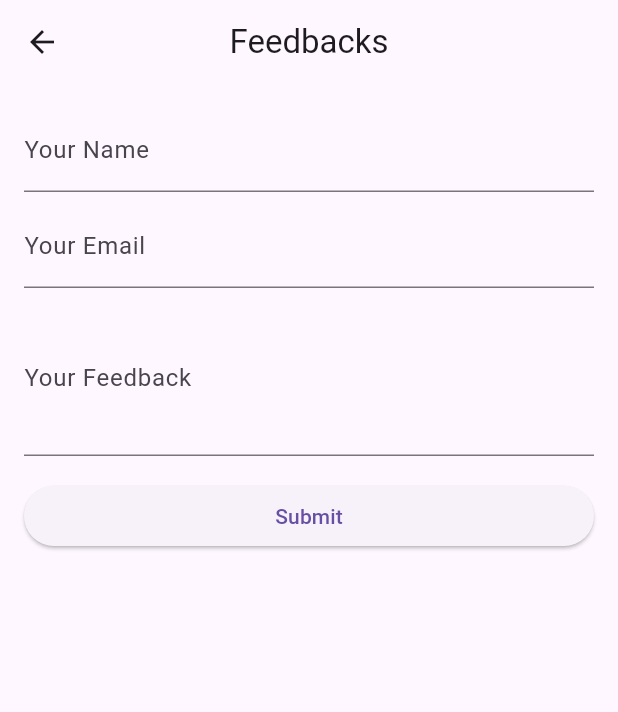
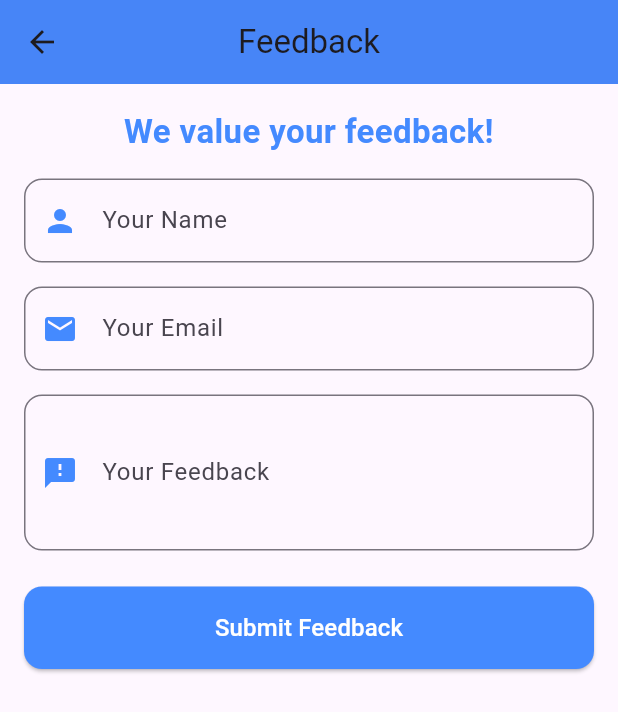
Before and after one commit to Abhishek2003sv/final, a Flutter app: the FeedbackPage screen opened directly, on a phone screen of 412 x 824 dp. Shown: the top 712 px of the screen. Run offline on Flutter 3.47's test engine with Material 3 defaults, Android fonts, the phone set to English and light mode, and no system bars; our stand-ins replace cloud_firestore, firebase_core, firebase_database, geolocator, video_player; accounts and stored records are empty.

Commit message:
animated feedback

```diff
--- a/analysis_options.yaml
+++ b/analysis_options.yaml
@@ -3,6 +3,7 @@ analyzer:
     unused_local_variable: ignore
     unused_element: ignore
     depend_on_referenced_packages: ignore
+    empty_statements: ignore
 include: package:flutter_lints/flutter.yaml
 
 linter:
--- a/lib/main.dart
+++ b/lib/main.dart
@@ -243,47 +243,77 @@ class GuidancePage extends StatelessWidget {
   Widget build(BuildContext context) {
     return Scaffold(
       appBar: AppBar(
-        title: Text('Guidance'),
+        title: Text(
+          'Guidance',
+          style: TextStyle(fontSize: 22, fontWeight: FontWeight.bold),
+        ),
+        backgroundColor: const Color.fromARGB(255, 99, 206, 248),
+        elevation: 4,
       ),
       body: Padding(
         padding: const EdgeInsets.all(16.0),
         child: ListView(
+          physics: BouncingScrollPhysics(),
           children: [
-            ExpansionTile(
-              title: Text('Step 1: Stay Informed'),
+            AnimatedTile(
+              title: 'Step 1: Stay Informed',
+              description: 'Landslides often occur due to heavy rainfall, earthquakes, or human activities. Staying informed can help you anticipate risks.\n\nHow?\n- Monitor weather reports and warnings from government agencies.\n- Follow local disaster management authorities and news updates.\n- Use mobile alerts or apps that provide real-time weather and landslide risk notifications.',
+            ),
+            AnimatedTile(
+              title: 'Step 2: Prepare an Emergency Kit',
+              description: 'In case of a landslide, roads may be blocked, power may be cut off, and essential services may be delayed.\n\nWhat to Include?\n- Water: At least three days’ supply for each person.\n- Food: Non-perishable items like canned food, energy bars, and dry fruits.\n- Flashlight & Batteries: For visibility in case of power outages.\n- First Aid Kit: Bandages, antiseptics, necessary medications.\n- Important Documents: IDs, insurance papers, emergency contacts, and maps.\n- Clothing & Blanket: To stay warm and dry.',
+            ),
+            AnimatedTile(
+              title: 'Step 3: Plan Evacuation',
+              description: 'Knowing escape routes and safe zones can save lives during an emergency.\n\nHow?\n- Identify and mark safe areas (higher ground away from slopes).\n- Plan multiple escape routes in case roads are blocked.\n- Discuss the evacuation plan with family or community members.\n- Keep emergency contacts ready and inform loved ones about your plans.',
+            ),
+          ],
+        ),
+      ),
+    );
+  }
+}
+
+class AnimatedTile extends StatelessWidget {
+  final String title;
+  final String description;
+
+  const AnimatedTile({
+    required this.title,
+    required this.description,
+  });
+
+  @override
+  Widget build(BuildContext context) {
+    return Card(
+      shape: RoundedRectangleBorder(
+        borderRadius: BorderRadius.circular(12),
+      ),
+      elevation: 4,
+      child: ExpansionTile(
+        tilePadding: EdgeInsets.symmetric(horizontal: 16, vertical: 8),
+        backgroundColor: Colors.teal.shade50,
+        collapsedBackgroundColor: Colors.white,
+        title: Text(
+          title,
+          style: TextStyle(
+            fontSize: 18,
+            fontWeight: FontWeight.bold,
+            color: const Color.fromARGB(255, 134, 202, 241),
+          ),
+        ),
         children: [
           Padding(
-                  padding: const EdgeInsets.all(8.0),
+            padding: const EdgeInsets.all(12.0),
             child: Text(
-                    'Monitor weather reports and warnings from authorities.',
+              description,
+              style: TextStyle(
+                fontSize: 16,
+                color: const Color.fromARGB(255, 89, 191, 250),
+              ),
             ),
           ),
         ],
-            ),
-            ExpansionTile(
-              title: Text('Step 2: Prepare Emergency Kit'),
-              children: [
-                Padding(
-                  padding: const EdgeInsets.all(8.0),
-                  child: Text(
-                    'Include essentials such as water, food, flashlight, and medicines.',
-                  ),
-                ),
-              ],
-            ),
-            ExpansionTile(
-              title: Text('Step 3: Plan Evacuation'),
-              children: [
-                Padding(
-                  padding: const EdgeInsets.all(8.0),
-                  child: Text(
-                    'Identify safe areas and routes in advance.',
-                  ),
-                ),
-              ],
-            ),
-          ],
-        ),
       ),
     );
   }
@@ -499,33 +529,108 @@ class ResourceRequestsPage extends StatelessWidget {
 // FeedbackPage class (Move it outside of HomePage)
 }
 
-
-
 class FeedbackPage extends StatefulWidget {
   @override
   _FeedbackPageState createState() => _FeedbackPageState();
 }
-class _FeedbackPageState extends State<FeedbackPage> {
+
+class _FeedbackPageState extends State<FeedbackPage> with SingleTickerProviderStateMixin {
   final FirebaseServices firebaseServices = FirebaseServices();
   final TextEditingController nameController = TextEditingController();
   final TextEditingController emailController = TextEditingController();
   final TextEditingController feedbackController = TextEditingController();
 
+  late AnimationController _animationController;
+  late Animation<double> _fadeAnimation;
+
+  @override
+  void initState() {
+    super.initState();
+    _animationController = AnimationController(
+      vsync: this,
+      duration: Duration(milliseconds: 800),
+    );
+    _fadeAnimation = CurvedAnimation(
+      parent: _animationController,
+      curve: Curves.easeIn,
+    );
+    _animationController.forward();
+  }
+
+  @override
+  void dispose() {
+    _animationController.dispose();
+    nameController.dispose();
+    emailController.dispose();
+    feedbackController.dispose();
+    super.dispose();
+  }
+
+  bool isValidEmail(String email) {
+    return email.contains('@') && email.contains('.');
+  }
+
   @override
   Widget build(BuildContext context) {
     return Scaffold(
-      appBar: AppBar(title: Text('Feedbacks'), centerTitle: true),
-      body: Padding(
+      appBar: AppBar(
+        title: Text('Feedback'),
+        centerTitle: true,
+        backgroundColor: Colors.blueAccent,
+        elevation: 4.0,
+      ),
+      body: FadeTransition(
+        opacity: _fadeAnimation,
+        child: Padding(
           padding: const EdgeInsets.all(16.0),
           child: Column(
             crossAxisAlignment: CrossAxisAlignment.stretch,
             children: [
-            TextField(controller: nameController, decoration: InputDecoration(labelText: 'Your Name')),
-            SizedBox(height: 8),
-            TextField(controller: emailController, decoration: InputDecoration(labelText: 'Your Email')),
-            SizedBox(height: 8),
-            TextField(controller: feedbackController, decoration: InputDecoration(labelText: 'Your Feedback'), maxLines: 3),
+              Text(
+                'We value your feedback!',
+                style: TextStyle(
+                  fontSize: 22,
+                  fontWeight: FontWeight.bold,
+                  color: Colors.blueAccent,
+                ),
+                textAlign: TextAlign.center,
+              ),
               SizedBox(height: 16),
+              TextField(
+                controller: nameController,
+                decoration: InputDecoration(
+                  labelText: 'Your Name',
+                  prefixIcon: Icon(Icons.person, color: Colors.blueAccent),
+                  border: OutlineInputBorder(
+                    borderRadius: BorderRadius.circular(12.0),
+                  ),
+                ),
+              ),
+              SizedBox(height: 16),
+              TextField(
+                controller: emailController,
+                decoration: InputDecoration(
+                  labelText: 'Your Email',
+                  prefixIcon: Icon(Icons.email, color: Colors.blueAccent),
+                  border: OutlineInputBorder(
+                    borderRadius: BorderRadius.circular(12.0),
+                  ),
+                ),
+                keyboardType: TextInputType.emailAddress,
+              ),
+              SizedBox(height: 16),
+              TextField(
+                controller: feedbackController,
+                decoration: InputDecoration(
+                  labelText: 'Your Feedback',
+                  prefixIcon: Icon(Icons.feedback, color: Colors.blueAccent),
+                  border: OutlineInputBorder(
+                    borderRadius: BorderRadius.circular(12.0),
+                  ),
+                ),
+                maxLines: 3,
+              ),
+              SizedBox(height: 24),
               ElevatedButton(
                 onPressed: () async {
                   final name = nameController.text.trim();
@@ -533,18 +638,37 @@ class _FeedbackPageState extends State<FeedbackPage> {
                   final feedback = feedbackController.text.trim();
 
                   if (name.isEmpty || email.isEmpty || feedback.isEmpty) {
-                  ScaffoldMessenger.of(context).showSnackBar(SnackBar(content: Text('Please fill out all fields.')));
+                    ScaffoldMessenger.of(context).showSnackBar(
+                      SnackBar(content: Text('Please fill out all fields.')),
+                    );
+                  } else if (!isValidEmail(email)) {
+                    ScaffoldMessenger.of(context).showSnackBar(
+                      SnackBar(content: Text('Please enter a valid email address.')),
+                    );
                   } else {
                     await firebaseServices.addFeedback(name, email, feedback);
-                  ScaffoldMessenger.of(context).showSnackBar(SnackBar(content: Text('Thank you for your feedback!')));
+                    ScaffoldMessenger.of(context).showSnackBar(
+                      SnackBar(content: Text('Thank you for your feedback!')),
+                    );
                     nameController.clear();
                     emailController.clear();
                     feedbackController.clear();
                   }
                 },
-              child: Text('Submit'),
+                style: ElevatedButton.styleFrom(
+                  backgroundColor: Colors.blueAccent,
+                  padding: EdgeInsets.symmetric(vertical: 16.0),
+                  shape: RoundedRectangleBorder(
+                    borderRadius: BorderRadius.circular(12.0),
+                  ),
+                ),
+                child: Text(
+                  'Submit Feedback',
+                  style: TextStyle(fontSize: 16, color: Colors.white),
+                ),
               ),
             ],
+          ),
         ),
       ),
     );
--- a/pubspec.yaml
+++ b/pubspec.yaml
@@ -10,6 +10,7 @@ dependencies:
   flutter:
     sdk: flutter
   http: ^1.2.2
+  chewie: ^1.4.2
   video_player: ^2.5.1
   english_words: ^4.0.0
   provider: ^6.0.0
@@ -18,8 +19,8 @@ dependencies:
   firebase_analytics: ^11.4.0  # Updated to a compatible version
   cloud_firestore: ^5.4.0  # Or another version as needed
   firebase_database: ^11.3.0
-
-
+  email_validator: ^3.0.0
+  url_launcher: ^6.1.9
 
 dev_dependencies:
   flutter_test:
```
Also changed, not shown: pubspec.lock, 7 other files. Lines whose indentation alone changed are shown as unchanged.
